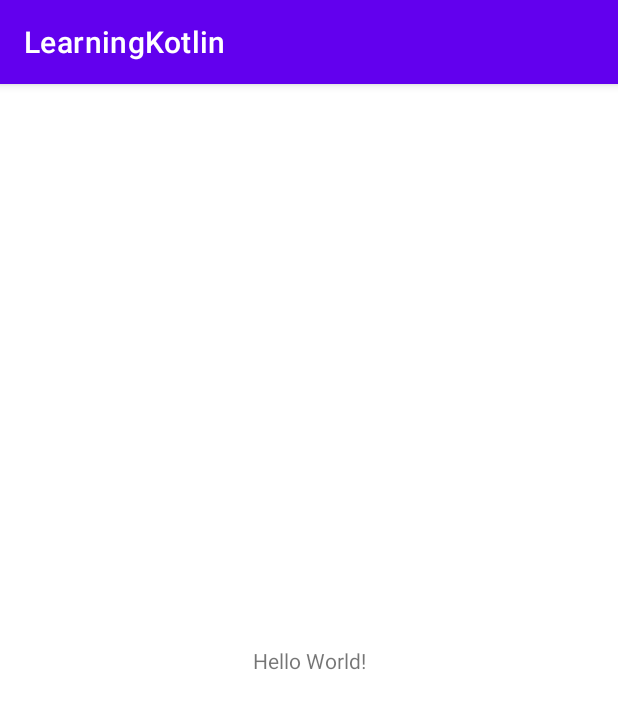
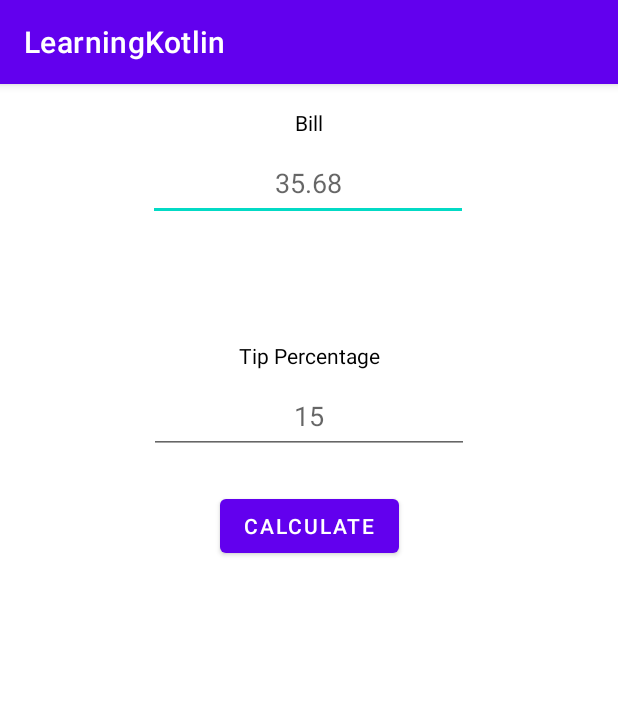
Before and after one commit to leankyr/UdemyAndroidDevelopmentCourse, an Android app: the screen it shows after launch (MainActivity), on a phone screen of 412 x 824 dp. Shown: the top 709 px of the screen. Run offline under Robolectric (Android 15) with nearby library versions, the phone set to English and light mode, and no system bars.

Commit message:
completed the tip calculator

```diff
--- a/app/src/main/java/com/example/learningkotlin/MainActivity.kt
+++ b/app/src/main/java/com/example/learningkotlin/MainActivity.kt
@@ -1,11 +1,34 @@
 package com.example.learningkotlin
 
+import android.graphics.Color
 import androidx.appcompat.app.AppCompatActivity
 import android.os.Bundle
+import android.view.View
+import kotlinx.android.synthetic.main.activity_main.*
 
+// Any sort of screen inside our app is an activity
+// I always have to write code in a function
 class MainActivity : AppCompatActivity() {
     override fun onCreate(savedInstanceState: Bundle?) {
         super.onCreate(savedInstanceState)
         setContentView(R.layout.activity_main)
+        // Make info text view Invisible when the app starts
+        infoTextView.visibility = View.INVISIBLE
+        // whenever Calculate button is hit to stuff
+        calculateButton.setOnClickListener {
+
+            val bill = billEditText.text.toString().toDouble()
+            val tipPercentage = tipPercentageEditText.text.toString().toDouble()
+            val tip = tipPercentage * 0.01 * bill
+            val total = tip + bill
+
+            // set info text to visible again
+            infoTextView.visibility = View.VISIBLE
+
+
+
+            infoTextView.text = "Tip: \$${String.format("%.2f", tip)}   Total: \$${String.format("%.2f", total)}"
+        }
+
     }
 }
--- a/app/src/main/res/layout/activity_main.xml
+++ b/app/src/main/res/layout/activity_main.xml
@@ -7,12 +7,88 @@
     tools:context=".MainActivity">
 
     <TextView
+        android:id="@+id/textView"
         android:layout_width="wrap_content"
         android:layout_height="wrap_content"
-        android:text="Hello World!"
-        app:layout_constraintBottom_toBottomOf="parent"
-        app:layout_constraintLeft_toLeftOf="parent"
-        app:layout_constraintRight_toRightOf="parent"
+        android:layout_marginTop="16dp"
+        android:text="Bill"
+        android:textColor="@color/black"
+        app:layout_constraintEnd_toEndOf="parent"
+        app:layout_constraintHorizontal_bias="0.5"
+        app:layout_constraintStart_toStartOf="parent"
         app:layout_constraintTop_toTopOf="parent" />
 
+    <EditText
+        android:id="@+id/billEditText"
+        android:layout_width="wrap_content"
+        android:layout_height="wrap_content"
+        android:layout_marginTop="8dp"
+        android:ems="10"
+        android:gravity="center_horizontal"
+        android:hint="35.68"
+        android:inputType="numberDecimal"
+        android:minHeight="48dp"
+        android:textColor="@color/black"
+        app:layout_constraintEnd_toEndOf="parent"
+        app:layout_constraintHorizontal_bias="0.497"
+        app:layout_constraintStart_toStartOf="parent"
+        app:layout_constraintTop_toBottomOf="@+id/textView"
+        tools:ignore="SpeakableTextPresentCheck" />
+
+    <TextView
+        android:id="@+id/textView2"
+        android:layout_width="wrap_content"
+        android:layout_height="wrap_content"
+        android:layout_marginTop="80dp"
+        android:text="Tip Percentage"
+        android:textColor="@color/black"
+        app:layout_constraintEnd_toEndOf="parent"
+        app:layout_constraintHorizontal_bias="0.5"
+        app:layout_constraintStart_toStartOf="parent"
+        app:layout_constraintTop_toBottomOf="@+id/billEditText" />
+
+    <EditText
+        android:id="@+id/tipPercentageEditText"
+        android:layout_width="wrap_content"
+        android:layout_height="wrap_content"
+        android:layout_marginTop="8dp"
+        android:ems="10"
+        android:gravity="center_horizontal"
+        android:hint="15"
+        android:inputType="numberDecimal"
+        android:minHeight="48dp"
+        android:textColor="@color/black"
+        app:layout_constraintEnd_toEndOf="parent"
+        app:layout_constraintHorizontal_bias="0.5"
+        app:layout_constraintStart_toStartOf="parent"
+        app:layout_constraintTop_toBottomOf="@+id/textView2"
+        tools:ignore="SpeakableTextPresentCheck" />
+
+    <Button
+        android:id="@+id/calculateButton"
+        android:layout_width="wrap_content"
+        android:layout_height="wrap_content"
+        android:layout_marginTop="24dp"
+        android:text="Calculate"
+        app:layout_constraintEnd_toEndOf="parent"
+        app:layout_constraintHorizontal_bias="0.5"
+        app:layout_constraintStart_toStartOf="parent"
+        app:layout_constraintTop_toBottomOf="@+id/tipPercentageEditText" />
+
+    <TextView
+        android:id="@+id/infoTextView"
+        android:layout_width="wrap_content"
+        android:layout_height="wrap_content"
+        android:layout_marginTop="24dp"
+        android:scaleX="1.4"
+        android:scaleY="1.4"
+        android:text="Tip: $32.54 Total: $145.28"
+        android:textColor="@color/black"
+        android:textSize="16sp"
+        android:textStyle="bold"
+        app:layout_constraintEnd_toEndOf="parent"
+        app:layout_constraintHorizontal_bias="0.5"
+        app:layout_constraintStart_toStartOf="parent"
+        app:layout_constraintTop_toBottomOf="@+id/calculateButton" />
+
 </androidx.constraintlayout.widget.ConstraintLayout>
```
Also changed, not shown: app/build.gradle (+9 -1 lines), app/src/main/java/com/example/learningkotlin/HelloWorld.kt (+48 -0 lines).
